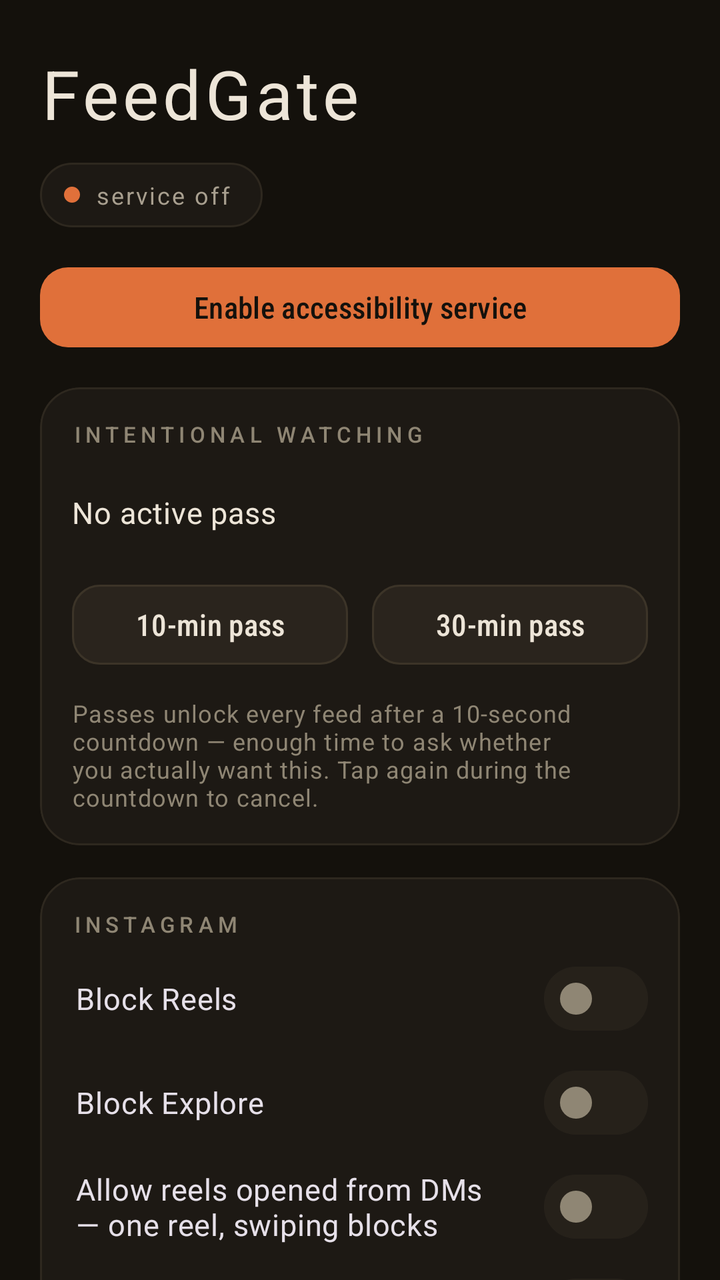
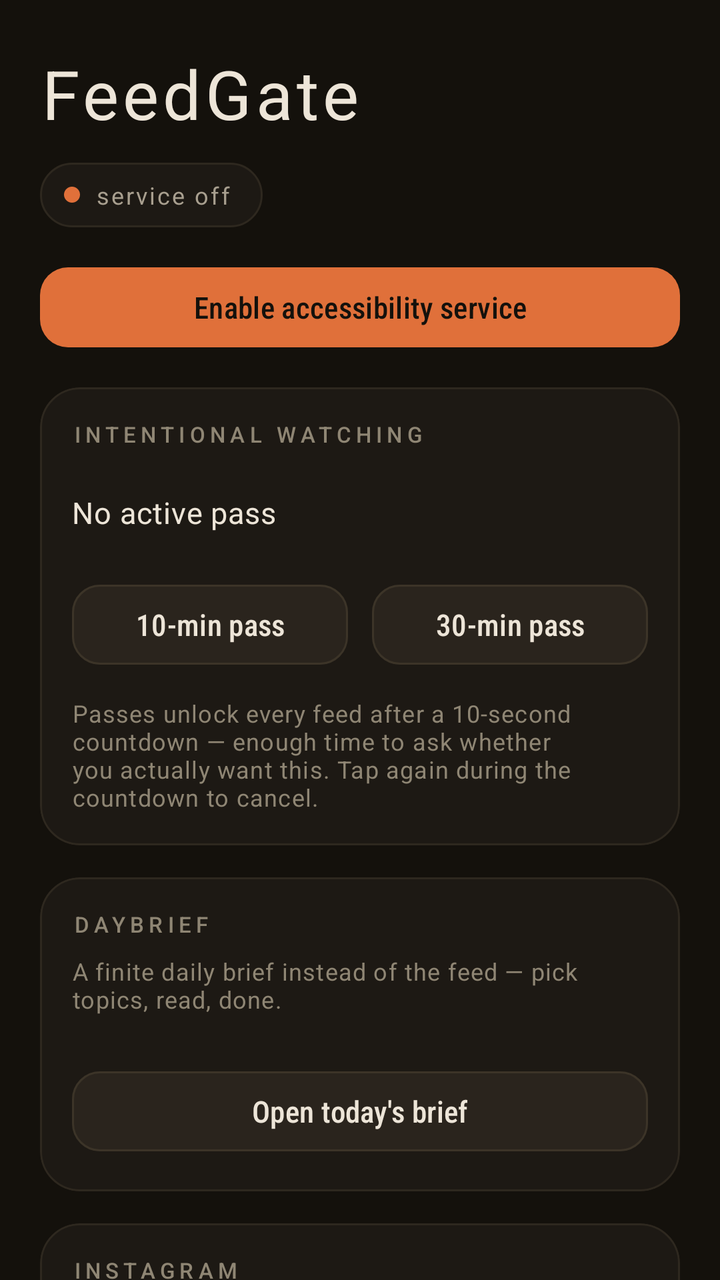

An Android layout rendered at two revisions. The XML below is the earlier revision; the diff shows what the commit changed to produce the second picture.
<!-- AndroidManifest.xml: application theme Theme.FeedGate -->
<!-- res/layout/activity_main.xml -->
<?xml version="1.0" encoding="utf-8"?>
<ScrollView xmlns:android="http://schemas.android.com/apk/res/android"
    xmlns:app="http://schemas.android.com/apk/res-auto"
    android:layout_width="match_parent"
    android:layout_height="match_parent"
    android:fillViewport="true"
    android:scrollbars="none">

    <LinearLayout
        android:layout_width="match_parent"
        android:layout_height="wrap_content"
        android:orientation="vertical"
        android:paddingStart="@dimen/space_5"
        android:paddingEnd="@dimen/space_5"
        android:paddingTop="@dimen/space_6"
        android:paddingBottom="@dimen/space_4">

        <TextView
            android:layout_width="wrap_content"
            android:layout_height="wrap_content"
            android:text="@string/app_name"
            android:textAppearance="@style/TextAppearance.FeedGate.Display" />

        
        <LinearLayout
            android:layout_width="wrap_content"
            android:layout_height="wrap_content"
            android:layout_marginTop="@dimen/space_3"
            android:background="@drawable/bg_status_pill"
            android:gravity="center_vertical"
            android:orientation="horizontal"
            android:paddingStart="@dimen/space_3"
            android:paddingEnd="@dimen/space_4"
            android:paddingTop="@dimen/space_2"
            android:paddingBottom="@dimen/space_2">

            <View
                android:id="@+id/statusDot"
                android:layout_width="8dp"
                android:layout_height="8dp"
                android:background="@drawable/dot_off" />

            <TextView
                android:id="@+id/serviceStatus"
                android:layout_width="wrap_content"
                android:layout_height="wrap_content"
                android:layout_marginStart="@dimen/space_2"
                android:text="@string/status_off"
                android:textAppearance="@style/TextAppearance.FeedGate.Mono" />
        </LinearLayout>

        <com.google.android.material.button.MaterialButton
            android:id="@+id/btnEnableService"
            style="@style/Widget.FeedGate.Button.Primary"
            android:layout_width="match_parent"
            android:layout_height="wrap_content"
            android:layout_marginTop="@dimen/space_4"
            android:text="@string/btn_enable_service" />

        
        <com.google.android.material.card.MaterialCardView
            style="@style/Widget.FeedGate.Card"
            android:layout_width="match_parent"
            android:layout_height="wrap_content"
            android:layout_marginTop="@dimen/space_4"
            app:contentPadding="@dimen/card_padding">

            <LinearLayout
                android:layout_width="match_parent"
                android:layout_height="wrap_content"
                android:orientation="vertical">

                <TextView
                    android:layout_width="wrap_content"
                    android:layout_height="wrap_content"
                    android:text="@string/section_pass"
                    android:textAppearance="@style/TextAppearance.FeedGate.SectionLabel" />

                <TextView
                    android:id="@+id/passStatus"
                    android:layout_width="match_parent"
                    android:layout_height="wrap_content"
                    android:layout_marginTop="@dimen/space_2"
                    android:accessibilityLiveRegion="polite"
                    android:background="?attr/selectableItemBackground"
                    android:gravity="center_vertical"
                    android:minHeight="@dimen/touch_min"
                    android:text="@string/pass_none"
                    android:textAppearance="@style/TextAppearance.FeedGate.Body" />

                <LinearLayout
                    android:layout_width="match_parent"
                    android:layout_height="wrap_content"
                    android:layout_marginTop="@dimen/space_2"
                    android:orientation="horizontal">

                    <com.google.android.material.button.MaterialButton
                        android:id="@+id/btnPass10"
                        style="@style/Widget.FeedGate.Button.Tonal"
                        android:layout_width="0dp"
                        android:layout_height="wrap_content"
                        android:layout_marginEnd="@dimen/space_3"
                        android:layout_weight="1"
                        android:text="@string/btn_pass_10" />

                    <com.google.android.material.button.MaterialButton
                        android:id="@+id/btnPass30"
                        style="@style/Widget.FeedGate.Button.Tonal"
                        android:layout_width="0dp"
                        android:layout_height="wrap_content"
                        android:layout_weight="1"
                        android:text="@string/btn_pass_30" />
                </LinearLayout>

                <TextView
                    android:layout_width="match_parent"
                    android:layout_height="wrap_content"
                    android:layout_marginTop="@dimen/space_3"
                    android:text="@string/pass_hint"
                    android:textAppearance="@style/TextAppearance.FeedGate.Caption" />
            </LinearLayout>
        </com.google.android.material.card.MaterialCardView>

        
        <com.google.android.material.card.MaterialCardView
            style="@style/Widget.FeedGate.Card"
            android:layout_width="match_parent"
            android:layout_height="wrap_content"
            android:layout_marginTop="@dimen/space_4"
            app:contentPadding="@dimen/card_padding">

            <LinearLayout
                android:layout_width="match_parent"
                android:layout_height="wrap_content"
                android:orientation="vertical">

                <TextView
                    android:layout_width="wrap_content"
                    android:layout_height="wrap_content"
                    android:text="@string/section_instagram"
                    android:textAppearance="@style/TextAppearance.FeedGate.SectionLabel" />

                <com.google.android.material.materialswitch.MaterialSwitch
                    android:id="@+id/swIgReels"
                    style="@style/Widget.FeedGate.Switch"
                    android:layout_width="match_parent"
                    android:layout_height="wrap_content"
                    android:layout_marginTop="@dimen/space_1"
                    android:text="@string/sw_ig_reels" />

                <com.google.android.material.materialswitch.MaterialSwitch
                    android:id="@+id/swIgExplore"
                    style="@style/Widget.FeedGate.Switch"
                    android:layout_width="match_parent"
                    android:layout_height="wrap_content"
                    android:text="@string/sw_ig_explore" />

                <com.google.android.material.materialswitch.MaterialSwitch
                    android:id="@+id/swDmGrace"
                    style="@style/Widget.FeedGate.Switch"
                    android:layout_width="match_parent"
                    android:layout_height="wrap_content"
                    android:text="@string/sw_dm_grace" />

                <com.google.android.material.materialswitch.MaterialSwitch
                    android:id="@+id/swIgFeedScroll"
                    style="@style/Widget.FeedGate.Switch"
                    android:layout_width="match_parent"
                    android:layout_height="wrap_content"
                    android:text="@string/sw_ig_feed_scroll" />

                <com.google.android.material.materialswitch.MaterialSwitch
                    android:id="@+id/swIgAutoDms"
                    style="@style/Widget.FeedGate.Switch"
                    android:layout_width="match_parent"
                    android:layout_height="wrap_content"
                    android:text="@string/sw_ig_auto_dms" />

                <com.google.android.material.button.MaterialButton
                    android:id="@+id/btnIgDms"
                    style="@style/Widget.FeedGate.Button.Tonal"
                    android:layout_width="match_parent"
                    android:layout_height="wrap_content"
                    android:layout_marginTop="@dimen/space_3"
                    android:text="@string/btn_ig_dms" />
            </LinearLayout>
        </com.google.android.material.card.MaterialCardView>

        
        <com.google.android.material.card.MaterialCardView
            style="@style/Widget.FeedGate.Card"
            android:layout_width="match_parent"
            android:layout_height="wrap_content"
            android:layout_marginTop="@dimen/space_4"
            app:contentPadding="@dimen/card_padding">

            <LinearLayout
                android:layout_width="match_parent"
                android:layout_height="wrap_content"
                android:orientation="vertical">

                <TextView
                    android:layout_width="wrap_content"
                    android:layout_height="wrap_content"
                    android:text="@string/section_tiktok"
                    android:textAppearance="@style/TextAppearance.FeedGate.SectionLabel" />

                <com.google.android.material.materialswitch.MaterialSwitch
                    android:id="@+id/swTtFeed"
                    style="@style/Widget.FeedGate.Switch"
                    android:layout_width="match_parent"
                    android:layout_height="wrap_content"
                    android:layout_marginTop="@dimen/space_1"
                    android:text="@string/sw_tt_feed" />

                <com.google.android.material.materialswitch.MaterialSwitch
                    android:id="@+id/swTtAutoInbox"
                    style="@style/Widget.FeedGate.Switch"
                    android:layout_width="match_parent"
                    android:layout_height="wrap_content"
                    android:text="@string/sw_tt_auto_inbox" />
            </LinearLayout>
        </com.google.android.material.card.MaterialCardView>

        
        <com.google.android.material.card.MaterialCardView
            style="@style/Widget.FeedGate.Card"
            android:layout_width="match_parent"
            android:layout_height="wrap_content"
            android:layout_marginTop="@dimen/space_4"
            app:contentPadding="@dimen/card_padding">

            <LinearLayout
                android:layout_width="match_parent"
                android:layout_height="wrap_content"
                android:orientation="vertical">

                <TextView
                    android:layout_width="wrap_content"
                    android:layout_height="wrap_content"
                    android:text="@string/section_debug"
                    android:textAppearance="@style/TextAppearance.FeedGate.SectionLabel" />

                <com.google.android.material.materialswitch.MaterialSwitch
                    android:id="@+id/swInspector"
                    style="@style/Widget.FeedGate.Switch"
                    android:layout_width="match_parent"
                    android:layout_height="wrap_content"
                    android:layout_marginTop="@dimen/space_1"
                    android:text="@string/sw_inspector" />

                <TextView
                    android:layout_width="match_parent"
                    android:layout_height="wrap_content"
                    android:layout_marginTop="@dimen/space_2"
                    android:text="@string/debug_hint"
                    android:textAppearance="@style/TextAppearance.FeedGate.Caption" />
            </LinearLayout>
        </com.google.android.material.card.MaterialCardView>

        
        <com.google.android.material.card.MaterialCardView
            style="@style/Widget.FeedGate.Card"
            android:layout_width="match_parent"
            android:layout_height="wrap_content"
            android:layout_marginTop="@dimen/space_4"
            app:contentPadding="@dimen/card_padding">

            <LinearLayout
                android:layout_width="match_parent"
                android:layout_height="wrap_content"
                android:orientation="vertical">

                <TextView
                    android:layout_width="wrap_content"
                    android:layout_height="wrap_content"
                    android:text="@string/section_app"
                    android:textAppearance="@style/TextAppearance.FeedGate.SectionLabel" />

                <TextView
                    android:id="@+id/versionLine"
                    android:layout_width="wrap_content"
                    android:layout_height="wrap_content"
                    android:layout_marginTop="@dimen/space_2"
                    android:textAppearance="@style/TextAppearance.FeedGate.Mono" />

                <com.google.android.material.button.MaterialButton
                    android:id="@+id/btnUpdate"
                    style="@style/Widget.FeedGate.Button.Tonal"
                    android:layout_width="match_parent"
                    android:layout_height="wrap_content"
                    android:layout_marginTop="@dimen/space_3"
                    android:text="@string/btn_check_update" />
            </LinearLayout>
        </com.google.android.material.card.MaterialCardView>

        <TextView
            android:layout_width="match_parent"
            android:layout_height="wrap_content"
            android:layout_marginTop="@dimen/space_6"
            android:gravity="center"
            android:text="@string/footer_privacy"
            android:textAppearance="@style/TextAppearance.FeedGate.Mono"
            android:textColor="@color/bone_faint" />
    </LinearLayout>
</ScrollView>
<!-- resources referenced by this layout -->
<resources>
  <color name="bone_faint">#8F8674</color>
  <dimen name="card_padding">16dp</dimen>
  <dimen name="space_1">4dp</dimen>
  <dimen name="space_2">8dp</dimen>
  <dimen name="space_3">12dp</dimen>
  <dimen name="space_4">16dp</dimen>
  <dimen name="space_5">20dp</dimen>
  <dimen name="space_6">24dp</dimen>
  <dimen name="touch_min">48dp</dimen>
  <!-- drawable dot_off (drawable) -->
  <?xml version="1.0" encoding="utf-8"?>
  <shape xmlns:android="http://schemas.android.com/apk/res/android" android:shape="oval">
      <solid android:color="@color/ember" />
      <size android:width="8dp" android:height="8dp" />
  </shape>
  <string name="app_name">FeedGate</string>
  <string name="btn_check_update">Check for updates</string>
  <string name="btn_enable_service">Enable accessibility service</string>
  <string name="btn_ig_dms">Open Instagram DMs</string>
  <string name="btn_pass_10">10-min pass</string>
  <string name="btn_pass_30">30-min pass</string>
  <string name="debug_hint">If a block stops working after an app update: turn on Inspector mode, open the offending screen, run adb logcat -s FeedGate, then update the selectors in Detectors.kt.</string>
  <string name="footer_privacy">on-device only · network used only for updates</string>
  <string name="pass_hint">Passes unlock every feed after a 10-second countdown — enough time to ask whether you actually want this. Tap again during the countdown to cancel.</string>
  <string name="pass_none">No active pass</string>
  <string name="section_app">App</string>
  <string name="section_debug">Debug</string>
  <string name="section_instagram">Instagram</string>
  <string name="section_pass">Intentional watching</string>
  <string name="section_tiktok">TikTok</string>
  <string name="status_off">service off</string>
  <string name="sw_dm_grace">Allow reels opened from DMs — one reel, swiping blocks</string>
  <string name="sw_ig_auto_dms">Jump to DMs when the feed scrolls</string>
  <string name="sw_ig_explore">Block Explore</string>
  <string name="sw_ig_feed_scroll">Block feed scrolling — story tray stays usable</string>
  <string name="sw_ig_reels">Block Reels</string>
  <string name="sw_inspector">Inspector mode — dump view tree to logcat</string>
  <string name="sw_tt_auto_inbox">Auto-jump to Inbox when feed opens</string>
  <string name="sw_tt_feed">Block For You / Friends feed</string>
  <color name="ink_raised">#1D1914</color>
  <color name="hairline">#2E281F</color>
  <color name="ember">#E0703A</color>
  <color name="bone">#EDE5D8</color>
  <color name="bone_dim">#A89F8F</color>
  <color name="ink">#14110C</color>
  <color name="ember_dim">#B85A2E</color>
  <color name="ink_well">#2A241D</color>
  <color name="hairline_bright">#3C3428</color>
  <dimen name="card_radius">20dp</dimen>
  <!-- unchanged entries left out for length: 11 -->
</resources>

<!-- the commit's change to res/layout/activity_main.xml (unified diff, before → after) -->
@@ -137,6 +137,50 @@
                 <TextView
                     android:layout_width="wrap_content"
                     android:layout_height="wrap_content"
+                    android:text="@string/section_brief"
+                    android:textAppearance="@style/TextAppearance.FeedGate.SectionLabel" />
+
+                <TextView
+                    android:layout_width="match_parent"
+                    android:layout_height="wrap_content"
+                    android:layout_marginTop="@dimen/space_2"
+                    android:text="@string/brief_caption"
+                    android:textAppearance="@style/TextAppearance.FeedGate.Caption" />
+
+                <com.google.android.material.chip.ChipGroup
+                    android:id="@+id/topicChips"
+                    android:layout_width="match_parent"
+                    android:layout_height="wrap_content"
+                    android:layout_marginTop="@dimen/space_3"
+                    app:chipSpacingHorizontal="@dimen/space_2"
+                    app:chipSpacingVertical="@dimen/space_1" />
+
+                <com.google.android.material.button.MaterialButton
+                    android:id="@+id/btnOpenBrief"
+                    style="@style/Widget.FeedGate.Button.Tonal"
+                    android:layout_width="match_parent"
+                    android:layout_height="wrap_content"
+                    android:layout_marginTop="@dimen/space_3"
+                    android:text="@string/btn_open_brief" />
+            </LinearLayout>
+        </com.google.android.material.card.MaterialCardView>
+
+        
+        <com.google.android.material.card.MaterialCardView
+            style="@style/Widget.FeedGate.Card"
+            android:layout_width="match_parent"
+            android:layout_height="wrap_content"
+            android:layout_marginTop="@dimen/space_4"
+            app:contentPadding="@dimen/card_padding">
+
+            <LinearLayout
+                android:layout_width="match_parent"
+                android:layout_height="wrap_content"
+                android:orientation="vertical">
+
+                <TextView
+                    android:layout_width="wrap_content"
+                    android:layout_height="wrap_content"
                     android:text="@string/section_instagram"
                     android:textAppearance="@style/TextAppearance.FeedGate.SectionLabel" />
 
@@ -169,12 +213,45 @@
                     android:layout_height="wrap_content"
                     android:text="@string/sw_ig_feed_scroll" />
 
-                <com.google.android.material.materialswitch.MaterialSwitch
-                    android:id="@+id/swIgAutoDms"
-                    style="@style/Widget.FeedGate.Switch"
-                    android:layout_width="match_parent"
-                    android:layout_height="wrap_content"
-                    android:text="@string/sw_ig_auto_dms" />
+                <TextView
+                    android:layout_width="wrap_content"
+                    android:layout_height="wrap_content"
+                    android:layout_marginTop="@dimen/space_2"
+                    android:text="@string/ig_dest_label"
+                    android:textAppearance="@style/TextAppearance.FeedGate.Caption" />
+
+                <com.google.android.material.button.MaterialButtonToggleGroup
+                    android:id="@+id/igDestGroup"
+                    android:layout_width="match_parent"
+                    android:layout_height="wrap_content"
+                    android:layout_marginTop="@dimen/space_2"
+                    app:selectionRequired="true"
+                    app:singleSelection="true">
+
+                    <Button
+                        android:id="@+id/destWall"
+                        style="@style/Widget.FeedGate.Button.Toggle"
+                        android:layout_width="0dp"
+                        android:layout_height="wrap_content"
+                        android:layout_weight="1"
+                        android:text="@string/dest_wall" />
+
+                    <Button
+                        android:id="@+id/destDms"
+                        style="@style/Widget.FeedGate.Button.Toggle"
+                        android:layout_width="0dp"
+                        android:layout_height="wrap_content"
+                        android:layout_weight="1"
+                        android:text="@string/dest_dms" />
+
+                    <Button
+                        android:id="@+id/destBrief"
+                        style="@style/Widget.FeedGate.Button.Toggle"
+                        android:layout_width="0dp"
+                        android:layout_height="wrap_content"
+                        android:layout_weight="1"
+                        android:text="@string/dest_brief" />
+                </com.google.android.material.button.MaterialButtonToggleGroup>
 
                 <com.google.android.material.button.MaterialButton
                     android:id="@+id/btnIgDms"
<!-- resource entries referenced after the edit -->
@@ -16,29 +16,46 @@
       <size android:width="8dp" android:height="8dp" />
   </shape>
   <string name="app_name">FeedGate</string>
+  <string name="brief_caption">A finite daily brief instead of the feed — pick topics, read, done.</string>
   <string name="btn_check_update">Check for updates</string>
   <string name="btn_enable_service">Enable accessibility service</string>
   <string name="btn_ig_dms">Open Instagram DMs</string>
+  <string name="btn_open_brief">Open today\'s brief</string>
   <string name="btn_pass_10">10-min pass</string>
   <string name="btn_pass_30">30-min pass</string>
   <string name="debug_hint">If a block stops working after an app update: turn on Inspector mode, open the offending screen, run adb logcat -s FeedGate, then update the selectors in Detectors.kt.</string>
-  <string name="footer_privacy">on-device only · network used only for updates</string>
+  <string name="dest_brief">Brief</string>
+  <string name="dest_dms">DMs</string>
+  <string name="dest_wall">Wall</string>
+  <string name="footer_privacy">on-device blocker · network only for updates + your brief</string>
+  <string name="ig_dest_label">When the feed scrolls</string>
   <string name="pass_hint">Passes unlock every feed after a 10-second countdown — enough time to ask whether you actually want this. Tap again during the countdown to cancel.</string>
   <string name="pass_none">No active pass</string>
   <string name="section_app">App</string>
+  <string name="section_brief">Daybrief</string>
   <string name="section_debug">Debug</string>
   <string name="section_instagram">Instagram</string>
   <string name="section_pass">Intentional watching</string>
   <string name="section_tiktok">TikTok</string>
   <string name="status_off">service off</string>
   <string name="sw_dm_grace">Allow reels opened from DMs — one reel, swiping blocks</string>
-  <string name="sw_ig_auto_dms">Jump to DMs when the feed scrolls</string>
   <string name="sw_ig_explore">Block Explore</string>
   <string name="sw_ig_feed_scroll">Block feed scrolling — story tray stays usable</string>
   <string name="sw_ig_reels">Block Reels</string>
   <string name="sw_inspector">Inspector mode — dump view tree to logcat</string>
   <string name="sw_tt_auto_inbox">Auto-jump to Inbox when feed opens</string>
   <string name="sw_tt_feed">Block For You / Friends feed</string>
+  <style name="Widget.FeedGate.Button.Toggle" parent="Widget.Material3.Button.OutlinedButton">
+          <item name="backgroundTint">@color/chip_bg</item>
+          <item name="android:textColor">@color/chip_text</item>
+          <item name="strokeColor">@color/hairline_bright</item>
+          <item name="strokeWidth">1dp</item>
+          <item name="android:textSize">13sp</item>
+          <item name="android:fontFamily">sans-serif-condensed-medium</item>
+          <item name="android:textAllCaps">false</item>
+          <item name="android:minHeight">@dimen/touch_min</item>
+          <item name="rippleColor">@color/hairline</item>
+      </style>
   <color name="ink_raised">#1D1914</color>
   <color name="hairline">#2E281F</color>
   <color name="ember">#E0703A</color>
